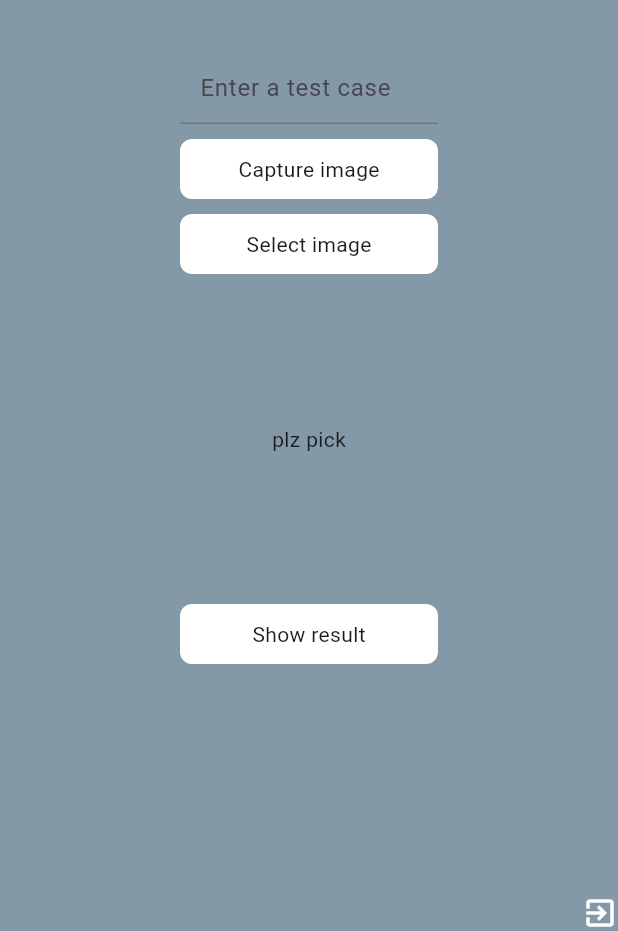
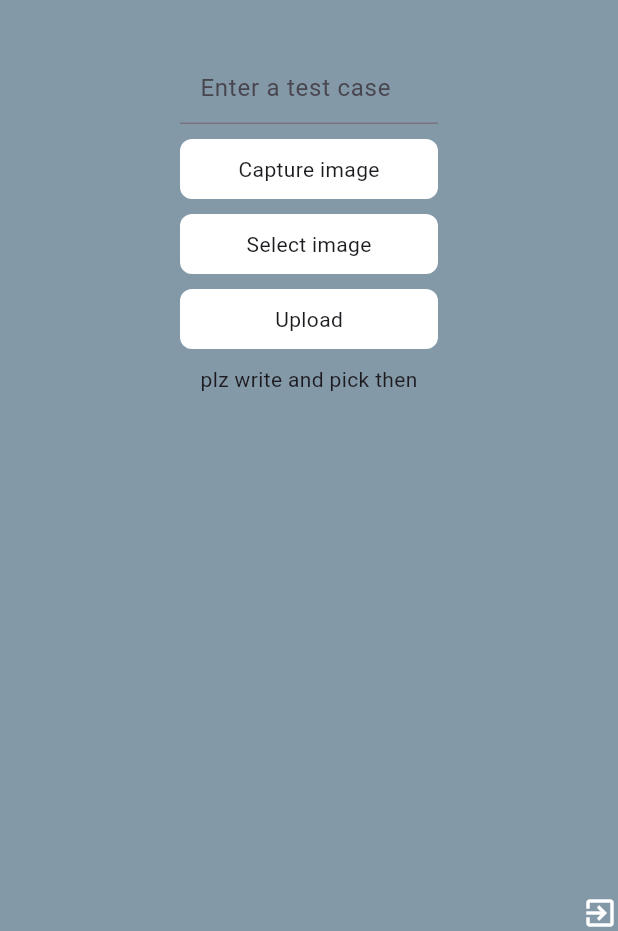
Before and after one commit to Monem-Adel/Graduation_Project, a Flutter app: the Capture screen opened by its route, on a phone screen of 412 x 824 dp, the part 305-1236 px from its top. Run offline on Flutter 3.47's test engine with Material 3 defaults, Android fonts, the phone set to English and light mode, and no system bars; our stand-ins replace firebase_auth, firebase_core, image_picker, modal_progress_hud_nsn; accounts and stored records are empty.

Commit message:
application updated

```diff
--- a/Application/evaluator/lib/pages/capture.dart
+++ b/Application/evaluator/lib/pages/capture.dart
@@ -1,9 +1,12 @@
+import 'dart:convert';
 import 'dart:io';
 import 'package:evaluator/component/cust_buttom.dart';
 import 'package:evaluator/component/cust_textfield.dart';
+import 'package:evaluator/pages/result.dart';
 import 'package:firebase_auth/firebase_auth.dart';
 import 'package:flutter/cupertino.dart';
 import 'package:flutter/material.dart';
+import 'package:http/http.dart' as http;
 import 'package:image_picker/image_picker.dart';
 
 class Capture extends StatefulWidget {
@@ -12,11 +15,12 @@ class Capture extends StatefulWidget {
   @override
   State<Capture> createState() => _CaptureState();
 }
-
+File? imageFile;
+String? testCase;
 class _CaptureState extends State<Capture> {
   bool isImageSelected = false;
-  File? imageFile;
-  String? testCase;
+
+
   //File? _selectedImage;
   @override
   Widget build(BuildContext context) {
@@ -86,27 +90,29 @@ class _CaptureState extends State<Capture> {
                   text: 'Select image',
                 ),
               ),
-              Spacer(flex: 2,),
-              SizedBox(height: 100,),
+              SizedBox(height: 10,),
+              GestureDetector(
+                onTap: (){
+                  Upload_Image_and_Text();
+                  Navigator.push(context, MaterialPageRoute(builder: (context){
+                    return Result();
+                  }));
+                },
+                child: Custom_Button(
+                  width: 120,
+                  text: 'Upload',
+                ),
+              ),
+              SizedBox(height: 10,),
               Column(
                 children: [
                   Center(
-                    child: imageFile==null ? Text('plz pick'):  // try this widget
+                    child: imageFile==null ? Text('plz write and pick then'):  // try this widget
                     Image.file( imageFile!, ),
                   ),
                   if(testCase!=null)
                     Text(testCase!)
                 ],
-              ),
-              SizedBox(height: 100,),
-              GestureDetector(
-                onTap: (){
-                  Navigator.pushNamed(context, 'Result');
-                },
-                child: Custom_Button(
-                  width: 120,
-                  text: 'Show result',
-                ),
               ),
             ]
           ),
@@ -146,4 +152,23 @@ class _CaptureState extends State<Capture> {
     }
   }
 
+  Upload_Image_and_Text() async {
+    String? text = testCase;
+    final request = http.MultipartRequest(
+        'POST',
+        Uri.parse(
+            "http://192.168.1.4:5000/api")); /*here you should write your  public ip address */
+    request.fields["str"] = text!;
+    request.files.add(http.MultipartFile('image',
+        imageFile!.readAsBytes().asStream(), imageFile!.lengthSync(),
+        filename: imageFile!.path.split("/").last));
+    final response = await request.send();
+    http.Response res = await (http.Response.fromStream(response));
+    final resJson = jsonDecode(res.body);
+    setState((){
+      print ("I Love Egypt ");
+      print("res=${resJson['result']}");
+
+    });
+  }
 }
```
Also changed, not shown: Application/evaluator/lib/pages/result.dart (+7 -2 lines).
